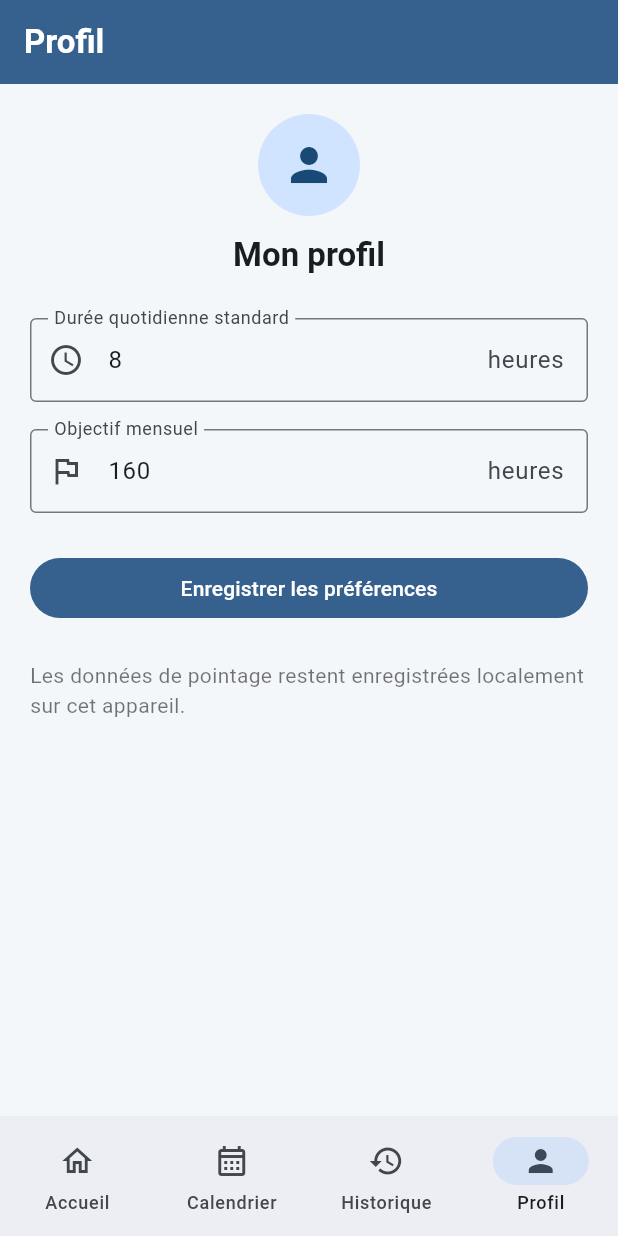
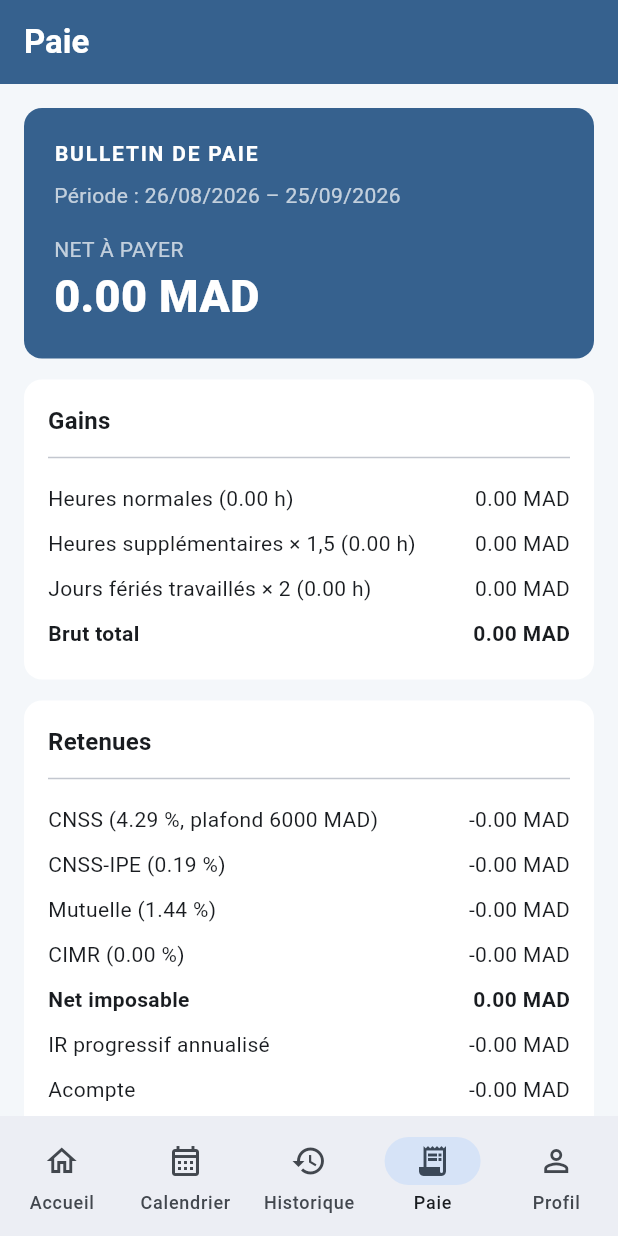
Before and after one commit to mohamedfarrache-creator/Point-o, a Flutter app: the screen it shows after launch, item 4 of the bottom bar chosen, on a phone screen of 412 x 824 dp. Run offline on Flutter 3.47's test engine with Material 3 defaults, Android fonts, the phone set to English and light mode, and no system bars; our stand-ins replace shared_preferences, sqflite, table_calendar; missing offline and left inert: mobile_scanner; accounts and stored records are empty.

Commit message:
Implement payroll features including payslip generation and salary settings

```diff
--- a/lib/data/database_helper.dart
+++ b/lib/data/database_helper.dart
@@ -2,6 +2,7 @@ import 'package:path/path.dart';
 import 'package:sqflite/sqflite.dart';
 
 import '../models/time_log.dart';
+import '../models/pay_period.dart';
 
 /// Single SQLite gateway for logs and user preferences.
 class DatabaseHelper {
@@ -55,6 +56,17 @@ class DatabaseHelper {
     return rows.map(TimeLog.fromMap).toList();
   }
 
+  /// Database equivalent of the in-memory payroll aggregation.
+  Future<List<TimeLog>> logsForPayPeriod(DateTime reference) async {
+    final period = PayPeriod.forMonth(reference);
+    final db = await database;
+    final rows = await db.query('time_logs',
+      where: 'date >= ? AND date <= ?',
+      whereArgs: [period.start.toIso8601String(), DateTime(period.end.year, period.end.month, period.end.day).toIso8601String()],
+      orderBy: 'check_in DESC');
+    return rows.map(TimeLog.fromMap).toList();
+  }
+
   Future<List<TimeLog>> allLogs() async {
     final db = await database;
     final rows = await db.query('time_logs', orderBy: 'check_in DESC');
--- a/lib/main.dart
+++ b/lib/main.dart
@@ -4,6 +4,7 @@ import 'package:provider/provider.dart';
 
 import 'data/database_helper.dart';
 import 'providers/attendance_provider.dart';
+import 'providers/salary_provider.dart';
 import 'screens/home_shell.dart';
 
 Future<void> main() async {
@@ -16,8 +17,11 @@ class PointeoApp extends StatelessWidget {
   const PointeoApp({super.key});
 
   @override
-  Widget build(BuildContext context) => ChangeNotifierProvider(
-        create: (_) => AttendanceProvider(DatabaseHelper.instance)..initialize(),
+  Widget build(BuildContext context) => MultiProvider(
+        providers: [
+          ChangeNotifierProvider(create: (_) => AttendanceProvider(DatabaseHelper.instance)..initialize()),
+          ChangeNotifierProvider(create: (_) => SalaryProvider()..initialize()),
+        ],
         child: MaterialApp(
           title: 'Pointéo',
           debugShowCheckedModeBanner: false,
--- /dev/null
+++ b/lib/models/pay_period.dart
@@ -0,0 +1,15 @@
+/// The company pay period always closes on the 25th: 26 M-1 through 25 M.
+class PayPeriod {
+  const PayPeriod({required this.start, required this.end});
+
+  final DateTime start;
+  final DateTime end;
+
+  /// Builds the period ending in [reference]'s calendar month.
+  factory PayPeriod.forMonth(DateTime reference) => PayPeriod(
+        start: DateTime(reference.year, reference.month - 1, 26),
+        end: DateTime(reference.year, reference.month, 25, 23, 59, 59, 999),
+      );
+
+  bool includes(DateTime date) => !date.isBefore(start) && !date.isAfter(end);
+}
--- /dev/null
+++ b/lib/models/payslip.dart
@@ -0,0 +1,75 @@
+import 'salary_config.dart';
+import 'time_log.dart';
+
+/// Immutable salary breakdown. The IR method applies Morocco's annual
+/// progressive brackets to monthly taxable income annualised over 12 months.
+class Payslip {
+  const Payslip({required this.normalHours, required this.overtimeHours, required this.holidayHours, required this.config});
+  final double normalHours;
+  final double overtimeHours;
+  final double holidayHours;
+  final SalaryConfig config;
+
+  /// Builds the payroll base from attendance sessions. Callers can provide
+  /// live minute resolvers so an open shift is also reflected in the preview.
+  factory Payslip.fromLogs({
+    required List<TimeLog> logs,
+    required SalaryConfig config,
+    int Function(TimeLog log)? normalMinutes,
+    int Function(TimeLog log)? overtimeMinutes,
+  }) {
+    var normal = 0.0;
+    var overtime = 0.0;
+    var holiday = 0.0;
+    for (final log in logs) {
+      final normalHours = (normalMinutes?.call(log) ?? log.normalMinutes) / 60;
+      if (isFixedMoroccanHoliday(log.date)) {
+        holiday += normalHours;
+      } else {
+        normal += normalHours;
+      }
+      overtime += (overtimeMinutes?.call(log) ?? log.overtimeMinutes) / 60;
+    }
+    return Payslip(normalHours: normal, overtimeHours: overtime, holidayHours: holiday, config: config);
+  }
+
+  /// Fixed national dates. Movable religious holidays are intentionally kept
+  /// outside the default list until configured by the employer.
+  static bool isFixedMoroccanHoliday(DateTime day) => const {
+        (1, 1), (5, 1), (7, 30), (8, 14), (8, 20), (8, 21), (11, 6), (11, 18),
+      }.contains((day.month, day.day));
+
+  double get normalGross => normalHours * config.hourlyRate;
+  double get overtimeGross => overtimeHours * config.hourlyRate * 1.5;
+  /// Work performed on a holiday is paid at 200% of the hourly rate.
+  double get holidayGross => holidayHours * config.hourlyRate * 2;
+  double get gross => normalGross + overtimeGross + holidayGross;
+  double get cappedGross => gross.clamp(0, config.cnssCeiling).toDouble();
+  double get cnss => cappedGross * config.cnssRate;
+  double get cnssIpe => cappedGross * config.cnssIpeRate;
+  double get mutual => gross * config.mutualRate;
+  double get cimr => gross * config.cimrRate;
+  double get contributions => cnss + cnssIpe + mutual + cimr;
+  double get taxableNet => (gross - contributions).clamp(0, double.infinity).toDouble();
+
+  /// Moroccan annual progressive IR. The result is annual tax divided by 12.
+  double get incomeTax {
+    final annual = taxableNet * 12;
+    final brackets = <({double upTo, double rate})>[
+      (upTo: 30000, rate: 0), (upTo: 50000, rate: .10), (upTo: 60000, rate: .20),
+      (upTo: 80000, rate: .30), (upTo: 180000, rate: .34), (upTo: double.infinity, rate: .38),
+    ];
+    var previous = 0.0;
+    var tax = 0.0;
+    for (final bracket in brackets) {
+      final portion = (annual.clamp(previous, bracket.upTo) - previous).clamp(0, double.infinity);
+      tax += portion * bracket.rate;
+      previous = bracket.upTo;
+      if (annual <= bracket.upTo) break;
+    }
+    return tax / 12;
+  }
+
+  /// Rounding is applied only at the displayed net payable stage.
+  double get netPay => (taxableNet - incomeTax - config.advance - config.cosDeduction).roundToDouble();
+}
--- /dev/null
+++ b/lib/models/salary_config.dart
@@ -0,0 +1,29 @@
+/// Configurable employee payroll deductions. Rates are decimal values (4.29%
+/// is represented by 0.0429) so calculations remain explicit and testable.
+class SalaryConfig {
+  const SalaryConfig({
+    this.hourlyRate = 30.82,
+    this.cnssRate = .0429,
+    this.cnssCeiling = 6000,
+    this.cnssIpeRate = .0019,
+    this.mutualRate = .0144,
+    this.cimrRate = 0,
+    this.advance = 0,
+    this.cosDeduction = 0,
+  });
+
+  final double hourlyRate;
+  final double cnssRate;
+  final double cnssCeiling;
+  final double cnssIpeRate;
+  final double mutualRate;
+  final double cimrRate;
+  final double advance;
+  final double cosDeduction;
+
+  SalaryConfig copyWith({double? hourlyRate, double? cnssRate, double? cnssCeiling, double? cnssIpeRate, double? mutualRate, double? cimrRate, double? advance, double? cosDeduction}) => SalaryConfig(
+    hourlyRate: hourlyRate ?? this.hourlyRate, cnssRate: cnssRate ?? this.cnssRate, cnssCeiling: cnssCeiling ?? this.cnssCeiling,
+    cnssIpeRate: cnssIpeRate ?? this.cnssIpeRate, mutualRate: mutualRate ?? this.mutualRate, cimrRate: cimrRate ?? this.cimrRate,
+    advance: advance ?? this.advance, cosDeduction: cosDeduction ?? this.cosDeduction,
+  );
+}
--- a/lib/providers/attendance_provider.dart
+++ b/lib/providers/attendance_provider.dart
@@ -4,6 +4,7 @@ import 'package:flutter/foundation.dart';
 
 import '../data/database_helper.dart';
 import '../models/time_log.dart';
+import '../models/pay_period.dart';
 
 class AttendanceProvider extends ChangeNotifier {
   AttendanceProvider(this._database);
@@ -74,9 +75,13 @@ class AttendanceProvider extends ChangeNotifier {
     notifyListeners();
   }
 
-  List<TimeLog> logsForMonth(DateTime month) => _logs.where((log) => log.date.year == month.year && log.date.month == month.month).toList();
-  int normalMinutesForMonth(DateTime month) => logsForMonth(month).fold(0, (sum, log) => sum + normalFor(log));
-  int overtimeMinutesForMonth(DateTime month) => logsForMonth(month).fold(0, (sum, log) => sum + overtimeFor(log));
+  /// All aggregates use the company 26–25 pay cycle, never calendar months.
+  List<TimeLog> logsForPayPeriod(DateTime reference) {
+    final period = PayPeriod.forMonth(reference);
+    return _logs.where((log) => period.includes(log.date)).toList();
+  }
+  int normalMinutesForPayPeriod(DateTime reference) => logsForPayPeriod(reference).fold(0, (sum, log) => sum + normalFor(log));
+  int overtimeMinutesForPayPeriod(DateTime reference) => logsForPayPeriod(reference).fold(0, (sum, log) => sum + overtimeFor(log));
 
   static DateTime _day(DateTime value) => DateTime(value.year, value.month, value.day);
   static bool _sameDay(DateTime a, DateTime b) => a.year == b.year && a.month == b.month && a.day == b.day;
--- /dev/null
+++ b/lib/providers/salary_provider.dart
@@ -0,0 +1,34 @@
+import 'package:flutter/foundation.dart';
+import 'package:shared_preferences/shared_preferences.dart';
+
+import '../models/salary_config.dart';
+
+/// SharedPreferences is used for lightweight salary preferences, separately
+/// from operational SQLite attendance records.
+class SalaryProvider extends ChangeNotifier {
+  SalaryConfig _config = const SalaryConfig();
+  bool _loading = true;
+  SalaryConfig get config => _config;
+  bool get isLoading => _loading;
+  static const _keys = ['hourlyRate', 'cnssRate', 'cnssCeiling', 'cnssIpeRate', 'mutualRate', 'cimrRate', 'advance', 'cosDeduction'];
+
+  Future<void> initialize() async {
+    final prefs = await SharedPreferences.getInstance();
+    double getValue(String key, double fallback) => prefs.getDouble('salary.$key') ?? fallback;
+    _config = SalaryConfig(
+      hourlyRate: getValue(_keys[0], 30.82), cnssRate: getValue(_keys[1], .0429), cnssCeiling: getValue(_keys[2], 6000),
+      cnssIpeRate: getValue(_keys[3], .0019), mutualRate: getValue(_keys[4], .0144), cimrRate: getValue(_keys[5], 0),
+      advance: getValue(_keys[6], 0), cosDeduction: getValue(_keys[7], 0),
+    );
+    _loading = false;
+    notifyListeners();
+  }
+
+  Future<void> save(SalaryConfig config) async {
+    _config = config;
+    final prefs = await SharedPreferences.getInstance();
+    final values = [config.hourlyRate, config.cnssRate, config.cnssCeiling, config.cnssIpeRate, config.mutualRate, config.cimrRate, config.advance, config.cosDeduction];
+    for (var index = 0; index < _keys.length; index++) { await prefs.setDouble('salary.${_keys[index]}', values[index]); }
+    notifyListeners();
+  }
+}
--- a/lib/screens/calendar_screen.dart
+++ b/lib/screens/calendar_screen.dart
@@ -3,6 +3,7 @@ import 'package:provider/provider.dart';
 import 'package:table_calendar/table_calendar.dart';
 
 import '../models/time_log.dart';
+import '../models/pay_period.dart';
 import '../providers/attendance_provider.dart';
 import '../utils/formatters.dart';
 
@@ -18,9 +19,10 @@ class _CalendarScreenState extends State<CalendarScreen> {
   @override
   Widget build(BuildContext context) {
     final attendance = context.watch<AttendanceProvider>();
-    final logs = attendance.logsForMonth(_focusedDay);
-    final normal = attendance.normalMinutesForMonth(_focusedDay);
-    final overtime = attendance.overtimeMinutesForMonth(_focusedDay);
+    final period = PayPeriod.forMonth(_focusedDay);
+    final logs = attendance.logsForPayPeriod(_focusedDay);
+    final normal = attendance.normalMinutesForPayPeriod(_focusedDay);
+    final overtime = attendance.overtimeMinutesForPayPeriod(_focusedDay);
     return ListView(padding: const EdgeInsets.all(16), children: [
       Card(
         child: Padding(
@@ -50,7 +52,7 @@ class _CalendarScreenState extends State<CalendarScreen> {
       ),
       const SizedBox(height: 18),
       Card(child: Padding(padding: const EdgeInsets.all(20), child: Column(crossAxisAlignment: CrossAxisAlignment.start, children: [
-        Text(monthLabel(_focusedDay), style: Theme.of(context).textTheme.titleLarge?.copyWith(fontWeight: FontWeight.bold)),
+        Text('Période du ${period.start.day}/${period.start.month} au ${period.end.day}/${period.end.month}/${period.end.year}', style: Theme.of(context).textTheme.titleMedium?.copyWith(fontWeight: FontWeight.bold)),
         const SizedBox(height: 16),
         _line('Jours travaillés', '${logs.length}'),
         _line('Heures normales', hoursMinutes(normal)),
--- a/lib/screens/home_shell.dart
+++ b/lib/screens/home_shell.dart
@@ -3,6 +3,7 @@ import 'package:flutter/material.dart';
 import 'calendar_screen.dart';
 import 'dashboard_screen.dart';
 import 'history_screen.dart';
+import 'payslip_screen.dart';
 import 'settings_screen.dart';
 
 class HomeShell extends StatefulWidget {
@@ -13,8 +14,8 @@ class HomeShell extends StatefulWidget {
 
 class _HomeShellState extends State<HomeShell> {
   int _index = 0;
-  final _screens = const [DashboardScreen(), CalendarScreen(), HistoryScreen(), SettingsScreen()];
-  final _labels = const ['Accueil', 'Calendrier', 'Historique', 'Profil'];
+  final _screens = const [DashboardScreen(), CalendarScreen(), HistoryScreen(), PayslipScreen(), SettingsScreen()];
+  final _labels = const ['Accueil', 'Calendrier', 'Historique', 'Paie', 'Profil'];
 
   @override
   Widget build(BuildContext context) => Scaffold(
@@ -32,6 +33,7 @@ class _HomeShellState extends State<HomeShell> {
             NavigationDestination(icon: Icon(Icons.home_outlined), selectedIcon: Icon(Icons.home), label: 'Accueil'),
             NavigationDestination(icon: Icon(Icons.calendar_month_outlined), selectedIcon: Icon(Icons.calendar_month), label: 'Calendrier'),
             NavigationDestination(icon: Icon(Icons.history_outlined), selectedIcon: Icon(Icons.history), label: 'Historique'),
+            NavigationDestination(icon: Icon(Icons.receipt_long_outlined), selectedIcon: Icon(Icons.receipt_long), label: 'Paie'),
             NavigationDestination(icon: Icon(Icons.person_outline), selectedIcon: Icon(Icons.person), label: 'Profil'),
           ],
         ),
--- /dev/null
+++ b/lib/screens/payslip_screen.dart
@@ -0,0 +1,64 @@
+import 'package:flutter/material.dart';
+import 'package:provider/provider.dart';
+
+import '../models/pay_period.dart';
+import '../models/payslip.dart';
+import '../providers/attendance_provider.dart';
+import '../providers/salary_provider.dart';
+
+class PayslipScreen extends StatelessWidget {
+  const PayslipScreen({super.key});
+
+  @override
+  Widget build(BuildContext context) {
+    final attendance = context.watch<AttendanceProvider>();
+    final salary = context.watch<SalaryProvider>();
+    if (attendance.isLoading || salary.isLoading) return const Center(child: CircularProgressIndicator());
+    final period = PayPeriod.forMonth(DateTime.now());
+    final logs = attendance.logsForPayPeriod(DateTime.now());
+    final payslip = Payslip.fromLogs(logs: logs, config: salary.config, normalMinutes: attendance.normalFor, overtimeMinutes: attendance.overtimeFor);
+    return ListView(padding: const EdgeInsets.all(16), children: [
+      Card(color: Theme.of(context).colorScheme.primary, child: Padding(padding: const EdgeInsets.all(20), child: Column(crossAxisAlignment: CrossAxisAlignment.start, children: [
+        const Text('BULLETIN DE PAIE', style: TextStyle(color: Colors.white, fontWeight: FontWeight.bold, letterSpacing: 1.2)),
+        const SizedBox(height: 8), Text('Période : ${_date(period.start)} – ${_date(period.end)}', style: const TextStyle(color: Colors.white70)),
+        const SizedBox(height: 16), const Text('NET À PAYER', style: TextStyle(color: Colors.white70)),
+        Text('${payslip.netPay.toStringAsFixed(2)} MAD', style: const TextStyle(color: Colors.white, fontSize: 30, fontWeight: FontWeight.w800)),
+      ]))),
+      const SizedBox(height: 14),
+      _Section(title: 'Gains', rows: [
+        ('Heures normales (${payslip.normalHours.toStringAsFixed(2)} h)', payslip.normalGross),
+        ('Heures supplémentaires × 1,5 (${payslip.overtimeHours.toStringAsFixed(2)} h)', payslip.overtimeGross),
+        ('Jours fériés travaillés × 2 (${payslip.holidayHours.toStringAsFixed(2)} h)', payslip.holidayGross),
+        ('Brut total', payslip.gross),
+      ]),
+      const SizedBox(height: 14),
+      _Section(title: 'Retenues', rows: [
+        ('CNSS (${(salary.config.cnssRate * 100).toStringAsFixed(2)} %, plafond ${salary.config.cnssCeiling.toStringAsFixed(0)} MAD)', -payslip.cnss),
+        ('CNSS-IPE (${(salary.config.cnssIpeRate * 100).toStringAsFixed(2)} %)', -payslip.cnssIpe),
+        ('Mutuelle (${(salary.config.mutualRate * 100).toStringAsFixed(2)} %)', -payslip.mutual),
+        ('CIMR (${(salary.config.cimrRate * 100).toStringAsFixed(2)} %)', -payslip.cimr),
+        ('Net imposable', payslip.taxableNet),
+        ('IR progressif annualisé', -payslip.incomeTax),
+        ('Acompte', -salary.config.advance),
+        ('Déduction COS', -salary.config.cosDeduction),
+      ]),
+      const SizedBox(height: 12),
+      const Text('Estimation indicative : vérifiez les taux et le barème en vigueur auprès de votre service paie.', style: TextStyle(fontSize: 12, color: Colors.black54)),
+    ]);
+  }
+
+  String _date(DateTime date) => '${date.day.toString().padLeft(2, '0')}/${date.month.toString().padLeft(2, '0')}/${date.year}';
+}
+
+class _Section extends StatelessWidget {
+  const _Section({required this.title, required this.rows});
+  final String title;
+  final List<(String, double)> rows;
+  @override Widget build(BuildContext context) => Card(child: Padding(padding: const EdgeInsets.all(16), child: Column(crossAxisAlignment: CrossAxisAlignment.start, children: [
+    Text(title, style: Theme.of(context).textTheme.titleMedium?.copyWith(fontWeight: FontWeight.bold)), const Divider(height: 24),
+    for (final row in rows) Padding(padding: const EdgeInsets.symmetric(vertical: 5), child: Row(children: [
+      Expanded(child: Text(row.$1, style: TextStyle(fontWeight: row.$1 == 'Brut total' || row.$1 == 'Net imposable' ? FontWeight.bold : FontWeight.normal))),
+      Text('${row.$2.toStringAsFixed(2)} MAD', style: TextStyle(fontWeight: row.$1 == 'Brut total' || row.$1 == 'Net imposable' ? FontWeight.bold : FontWeight.normal)),
+    ])),
+  ])));
+}
--- /dev/null
+++ b/lib/screens/salary_settings_screen.dart
@@ -0,0 +1,30 @@
+import 'package:flutter/material.dart';
+import 'package:provider/provider.dart';
+
+import '../models/salary_config.dart';
+import '../providers/salary_provider.dart';
+
+class SalarySettingsScreen extends StatefulWidget { const SalarySettingsScreen({super.key}); @override State<SalarySettingsScreen> createState() => _SalarySettingsScreenState(); }
+class _SalarySettingsScreenState extends State<SalarySettingsScreen> {
+  final _formKey = GlobalKey<FormState>();
+  final _controllers = List.generate(8, (_) => TextEditingController());
+  bool _initialized = false;
+  @override void dispose() { for (final controller in _controllers) { controller.dispose(); } super.dispose(); }
+  @override Widget build(BuildContext context) {
+    final provider = context.watch<SalaryProvider>();
+    if (!_initialized && !provider.isLoading) { _setValues(provider.config); _initialized = true; }
+    if (provider.isLoading) return const Scaffold(body: Center(child: CircularProgressIndicator()));
+    return Scaffold(appBar: AppBar(title: const Text('Paramètres salaire')), body: ListView(padding: const EdgeInsets.all(20), children: [
+      const Text('Ces paramètres sont enregistrés uniquement sur cet appareil.', style: TextStyle(color: Colors.black54)), const SizedBox(height: 18),
+      Form(key: _formKey, child: Column(children: [
+        _field(0, 'Taux horaire', 'MAD'), _field(1, 'Taux CNSS', '%'), _field(2, 'Plafond CNSS', 'MAD'),
+        _field(3, 'Taux CNSS-IPE', '%'), _field(4, 'Taux Mutuelle', '%'), _field(5, 'Taux CIMR (optionnel)', '%'),
+        _field(6, 'Montant Acompte', 'MAD'), _field(7, 'Déduction COS', 'MAD'),
+      ])), const SizedBox(height: 8),
+      FilledButton(onPressed: () async { if (!(_formKey.currentState?.validate() ?? false)) return; final messenger = ScaffoldMessenger.of(context); await provider.save(_toConfig()); if (!mounted) return; messenger.showSnackBar(const SnackBar(content: Text('Paramètres salaire enregistrés.'))); }, child: const Text('Enregistrer')),
+    ]));
+  }
+  Widget _field(int index, String label, String unit) => Padding(padding: const EdgeInsets.only(bottom: 14), child: TextFormField(controller: _controllers[index], keyboardType: const TextInputType.numberWithOptions(decimal: true), decoration: InputDecoration(labelText: label, suffixText: unit), validator: (value) => double.tryParse((value ?? '').replaceAll(',', '.')) == null ? 'Valeur numérique requise' : null));
+  void _setValues(SalaryConfig c) { final values = [c.hourlyRate, c.cnssRate * 100, c.cnssCeiling, c.cnssIpeRate * 100, c.mutualRate * 100, c.cimrRate * 100, c.advance, c.cosDeduction]; for (var i = 0; i < values.length; i++) { _controllers[i].text = values[i].toString(); } }
+  SalaryConfig _toConfig() { double value(int i) => double.parse(_controllers[i].text.replaceAll(',', '.')); return SalaryConfig(hourlyRate: value(0), cnssRate: value(1) / 100, cnssCeiling: value(2), cnssIpeRate: value(3) / 100, mutualRate: value(4) / 100, cimrRate: value(5) / 100, advance: value(6), cosDeduction: value(7)); }
+}
--- a/lib/screens/settings_screen.dart
+++ b/lib/screens/settings_screen.dart
@@ -2,6 +2,7 @@ import 'package:flutter/material.dart';
 import 'package:provider/provider.dart';
 
 import '../providers/attendance_provider.dart';
+import 'salary_settings_screen.dart';
 
 class SettingsScreen extends StatefulWidget { const SettingsScreen({super.key}); @override State<SettingsScreen> createState() => _SettingsScreenState(); }
 class _SettingsScreenState extends State<SettingsScreen> {
@@ -17,12 +18,12 @@ class _SettingsScreenState extends State<SettingsScreen> {
     return ListView(padding: const EdgeInsets.all(20), children: [
       const CircleAvatar(radius: 34, child: Icon(Icons.person, size: 36)), const SizedBox(height: 12), Center(child: Text('Mon profil', style: Theme.of(context).textTheme.titleLarge?.copyWith(fontWeight: FontWeight.bold))), const SizedBox(height: 28),
       Form(key: _formKey, child: Column(children: [
-        TextFormField(controller: _daily, keyboardType: TextInputType.number, decoration: const InputDecoration(labelText: 'Durée quotidienne standard', suffixText: 'heures', prefixIcon: Icon(Icons.schedule)), validator: _validHours),
-        const SizedBox(height: 18),
-        TextFormField(controller: _target, keyboardType: TextInputType.number, decoration: const InputDecoration(labelText: 'Objectif mensuel', suffixText: 'heures', prefixIcon: Icon(Icons.flag_outlined)), validator: _validHours),
+        TextFormField(controller: _daily, keyboardType: TextInputType.number, decoration: const InputDecoration(labelText: 'Durée quotidienne standard', suffixText: 'heures', prefixIcon: Icon(Icons.schedule)), validator: _validHours), const SizedBox(height: 18),
+        TextFormField(controller: _target, keyboardType: TextInputType.number, decoration: const InputDecoration(labelText: 'Objectif par période', suffixText: 'heures', prefixIcon: Icon(Icons.flag_outlined)), validator: _validHours),
       ])),
       const SizedBox(height: 26), FilledButton(onPressed: () async { if (!(_formKey.currentState?.validate() ?? false)) return; await attendance.saveSettings(standardHours: int.parse(_daily.text), targetHours: int.parse(_target.text)); if (context.mounted) ScaffoldMessenger.of(context).showSnackBar(const SnackBar(content: Text('Préférences enregistrées.'))); }, child: const Text('Enregistrer les préférences')),
-      const SizedBox(height: 24), const Text('Les données de pointage restent enregistrées localement sur cet appareil.', style: TextStyle(color: Colors.black54)),
+      const SizedBox(height: 12), OutlinedButton.icon(onPressed: () => Navigator.of(context).push(MaterialPageRoute(builder: (_) => const SalarySettingsScreen())), icon: const Icon(Icons.payments_outlined), label: const Text('Paramètres salaire')),
+      const SizedBox(height: 24), const Text('Les données de pointage et les réglages salaire restent enregistrés localement sur cet appareil.', style: TextStyle(color: Colors.black54)),
     ]);
   }
   String? _validHours(String? value) { final hours = int.tryParse(value ?? ''); return hours == null || hours < 1 || hours > 300 ? 'Saisissez un nombre d’heures valide.' : null; }
--- a/pubspec.yaml
+++ b/pubspec.yaml
@@ -14,6 +14,7 @@ dependencies:
   mobile_scanner: ^5.2.3
   path: ^1.9.0
   provider: ^6.1.2
+  shared_preferences: ^2.3.2
   sqflite: ^2.3.3+1
   table_calendar: ^3.1.2
 
```
Also changed, not shown: pubspec.lock, 2 other files.
